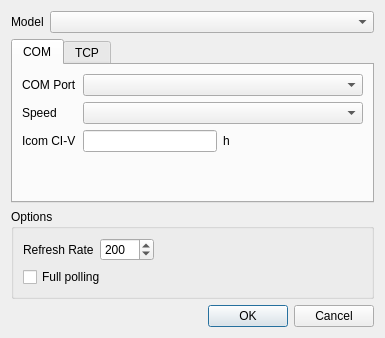
PianetaRadio/CatRadio, file dialogconfig.ui: the form before one commit.
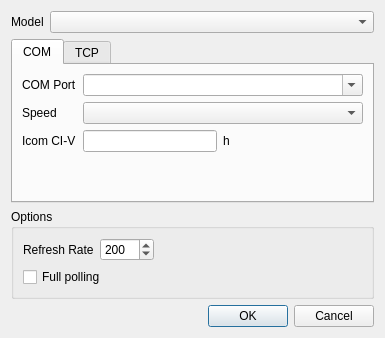
The form after the commit.

Commit message:
COM port list
#32

Diff of the .ui file:
```diff
--- a/dialogconfig.ui
+++ b/dialogconfig.ui
@@ -52,7 +52,11 @@
         </widget>
        </item>
        <item row="0" column="1">
-        <widget class="QComboBox" name="comboBox_comPort"/>
+        <widget class="QComboBox" name="comboBox_comPort">
+         <property name="editable">
+          <bool>true</bool>
+         </property>
+        </widget>
        </item>
        <item row="1" column="0">
         <widget class="QLabel" name="label_serialSpeed">
```
